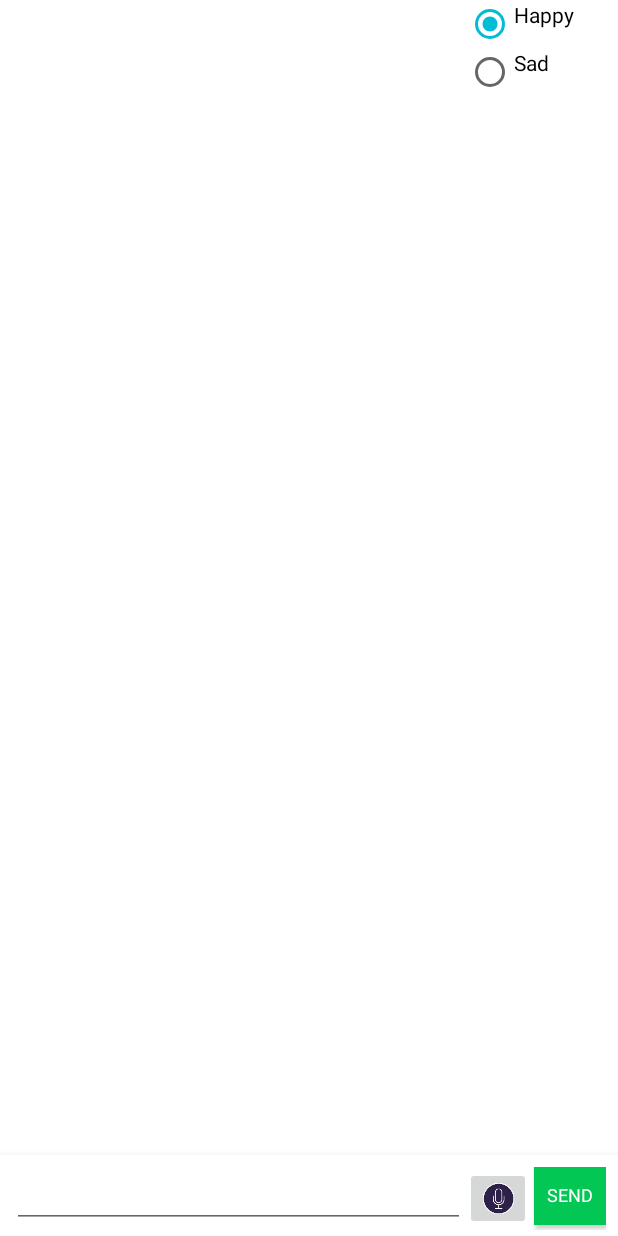
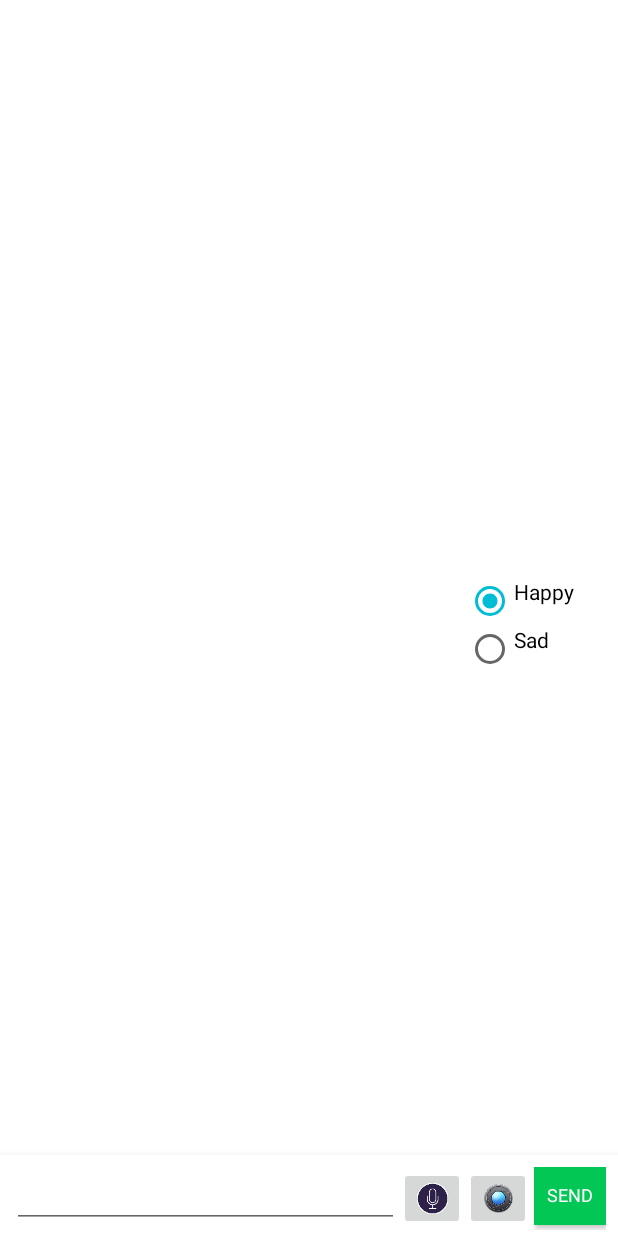
Before and after one commit to royamir2012/IrPOC, an Android app: the screen it shows after launch (BotActivity), on a phone screen of 412 x 824 dp. Run offline under Robolectric (Android 15) with nearby library versions, the light colour scheme and no system bars; our stand-ins replace ButterKnife, Picasso, Timber; libraries missing offline, so code that uses them is left out: ai.api, ai.api.model, com.loopj.android, cz.msebera.android; pictures from the network do not load; 7 statements that could not run were skipped.

Commit message:
test merge with Asi camera code

```diff
--- a/app/build.gradle
+++ b/app/build.gradle
@@ -47,7 +47,7 @@ dependencies {
     compile 'commons-io:commons-io:2.4'
     compile 'commons-logging:commons-logging:1.2'
     compile 'commons-codec:commons-codec:1.10'
-    compile 'org.apache.httpcomponents:httpclient:4.5'
-    compile 'org.apache.httpcomponents:httpcore:4.4.1'
+    compile 'com.loopj.android:android-async-http:1.4.9'
+    compile 'org.apache.httpcomponents:httpclient-android:4.3.5.1'
     compile 'ai.api:sdk:1.7.0@aar'
 }
--- a/app/src/main/java/com/robotdreams/api/CameraControl.java
+++ b/app/src/main/java/com/robotdreams/api/CameraControl.java
@@ -14,6 +14,7 @@ import java.io.IOException;
 /**
  * Created by assaf_000 on 10/10/2015.
  */
+
 public class CameraControl implements SurfaceHolder.Callback {
     Camera camera;
     volatile boolean running = false;
--- a/app/src/main/res/layout/activity_bot.xml
+++ b/app/src/main/res/layout/activity_bot.xml
@@ -11,6 +11,12 @@
         android:background="@color/bg_comments"
         android:elevation="@dimen/default_elevation"
         android:orientation="vertical">
+
+        <SurfaceView
+                android:id="@+id/surfaceView"
+                android:layout_width="1dp"
+                android:layout_height="0dp"
+                android:layout_weight="1" />
 
         <FrameLayout
             android:layout_width="match_parent"
@@ -75,6 +81,13 @@
                 android:src="@drawable/ico_mic"
                 android:scaleType="centerCrop" />
 
+            <ImageButton
+                    android:layout_width="44dp"
+                    android:layout_height="42dp"
+                    android:id="@+id/btnCamera"
+                    android:src="@drawable/ico_camera"
+                    android:scaleType="centerCrop" />
+
             <com.robotdreams.ui.view.SendRequestButton
                 android:id="@+id/btnSendComment"
                 android:layout_width="48dp"
```
Also changed, not shown: app/src/main/java/com/robotdreams/api/DialogManager.java (+9 -6 lines), app/src/main/java/com/robotdreams/ui/activity/BotActivity.java (+2 -5 lines), 1 other file.
